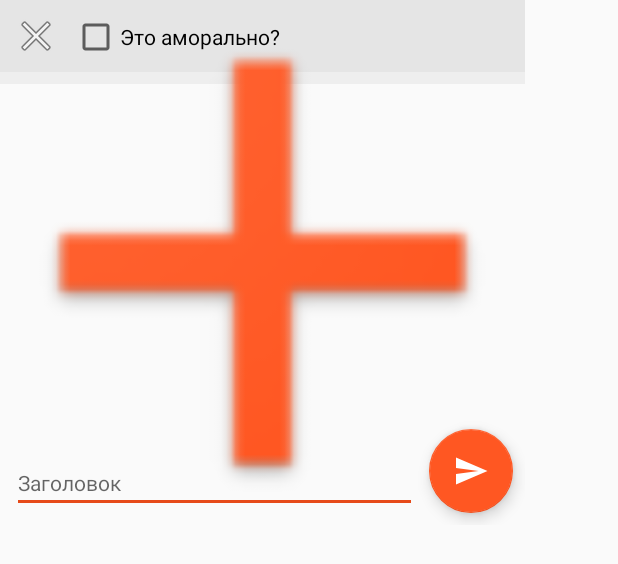
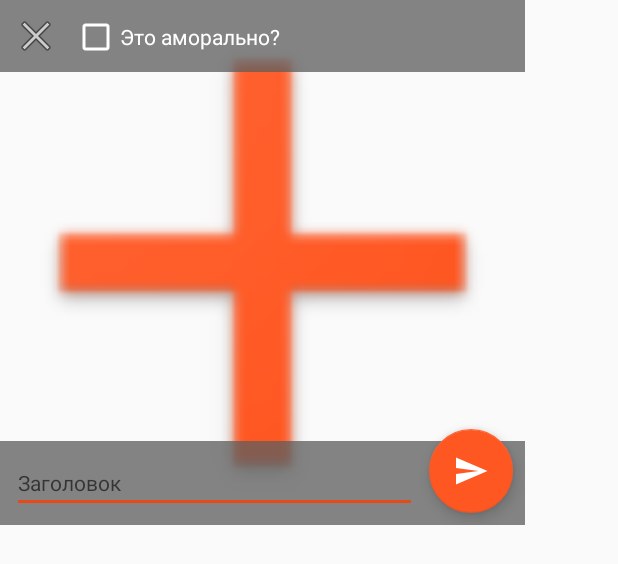
Before and after one commit to FroHenK/MeMe2, an Android app: the layout dialog_upload_meme.xml on its own in the app's theme, with its tools: preview values and no code run, on a phone screen of 412 x 824 dp. Shown: the top 564 px of the screen. Run offline under Robolectric (Android 15) with nearby library versions, the phone set to English and light mode, and no system bars.

Commit message:
ColorFix and icon add

```diff
--- a/app/src/main/res/layout/dialog_upload_meme.xml
+++ b/app/src/main/res/layout/dialog_upload_meme.xml
@@ -4,22 +4,6 @@
     xmlns:tools="http://schemas.android.com/tools"
     android:layout_width="wrap_content"
     android:layout_height="wrap_content">
-
-    <ImageView
-        android:id="@+id/imageView2"
-        android:layout_width="350dp"
-        android:layout_height="48dp"
-        app:layout_constraintLeft_toLeftOf="parent"
-        app:srcCompat="@color/toolbarTransparent"
-        tools:layout_editor_absoluteY="0dp" />
-
-    <ImageView
-        android:id="@+id/imageView4"
-        android:layout_width="350dp"
-        android:layout_height="56dp"
-        app:layout_constraintLeft_toLeftOf="parent"
-        app:srcCompat="@color/toolbarTransparent"
-        tools:layout_editor_absoluteY="293dp" />
 
     <ImageView
         android:id="@+id/upload_meme_image_view"
@@ -31,6 +15,22 @@
         app:layout_constraintTop_toTopOf="parent"
         app:srcCompat="@drawable/check_box_like" />
 
+    <ImageView
+        android:id="@+id/imageView2"
+        android:layout_width="350dp"
+        android:layout_height="48dp"
+        app:layout_constraintLeft_toLeftOf="parent"
+        app:layout_constraintTop_toTopOf="parent"
+        app:srcCompat="@color/toolbarTransparentFull" />
+
+    <ImageView
+        android:id="@+id/imageView4"
+        android:layout_width="350dp"
+        android:layout_height="56dp"
+        app:layout_constraintBottom_toBottomOf="parent"
+        app:layout_constraintLeft_toLeftOf="parent"
+        app:srcCompat="@color/toolbarTransparentFull" />
+
     <EditText
         android:id="@+id/upload_meme_title_edit_text"
         style="@style/MyEditText"
@@ -41,8 +41,9 @@
         android:layout_marginStart="8dp"
         android:ems="10"
         android:hint="Заголовок"
-        android:theme="@style/MyEditText"
         android:inputType="textPersonName"
+        android:textColor="@color/white"
+        android:theme="@style/MyEditTextWhite"
         app:layout_constraintBottom_toBottomOf="parent"
         app:layout_constraintEnd_toStartOf="@+id/sendFloatingActionButton"
         app:layout_constraintStart_toStartOf="parent" />
@@ -81,8 +82,10 @@
         android:layout_height="33dp"
         android:layout_marginLeft="48dp"
         android:layout_marginTop="8dp"
+        android:buttonTint="@color/white"
         android:checked="false"
         android:text="Это аморально?"
+        android:textColor="@color/white"
         app:layout_constraintLeft_toLeftOf="parent"
         app:layout_constraintTop_toTopOf="parent" />
 
--- a/app/src/main/res/values/colors.xml
+++ b/app/src/main/res/values/colors.xml
@@ -7,5 +7,6 @@
     <color name="grey_100">#F5F5F5</color>
     <color name="grey_300">#E0E0E0</color>
     <color name="toolbarTransparent">#45cbcbcb</color>
+    <color name="toolbarTransparentFull">#c35f5f5f</color>
     <color name="black_overlay">#000000</color>
 </resources>
--- a/app/src/main/res/values/styles.xml
+++ b/app/src/main/res/values/styles.xml
@@ -9,8 +9,7 @@
     </style>
     <!-- Tab theme -->
     <style name="ToolbarStyle" parent="@style/ThemeOverlay.AppCompat.ActionBar">
-        <!-- Customize color of navigation drawer icon and back arrow -->
-        <item name="colorControlNormal">@color/white</item>
+        <!-- Customize color of navigation drawer icon and back arrow --> <item name="colorAccent">#fff</item>
     </style>
 
     <style name="TabAppTheme" parent="Theme.AppCompat.Light.DarkActionBar">
@@ -96,5 +95,9 @@
         <item name="colorControlNormal">@color/colorPrimary</item>
         <item name="colorControlActivated">@color/colorPrimaryDark</item>
     </style>
+    <style name="MyEditTextWhite" parent="Theme.AppCompat.Light">
+        <item name="colorControlNormal">@color/colorPrimary</item>
+        <item name="colorControlActivated">@color/colorPrimaryDark</item>
+    </style>
 
 </resources>
```
Also changed, not shown: app/src/main/res/drawable/ic_person_add_black_24dp.xml (added, +9 -0 lines), app/src/main/res/drawable/ic_person_remote_black_24dp.xml (added, +9 -0 lines).
